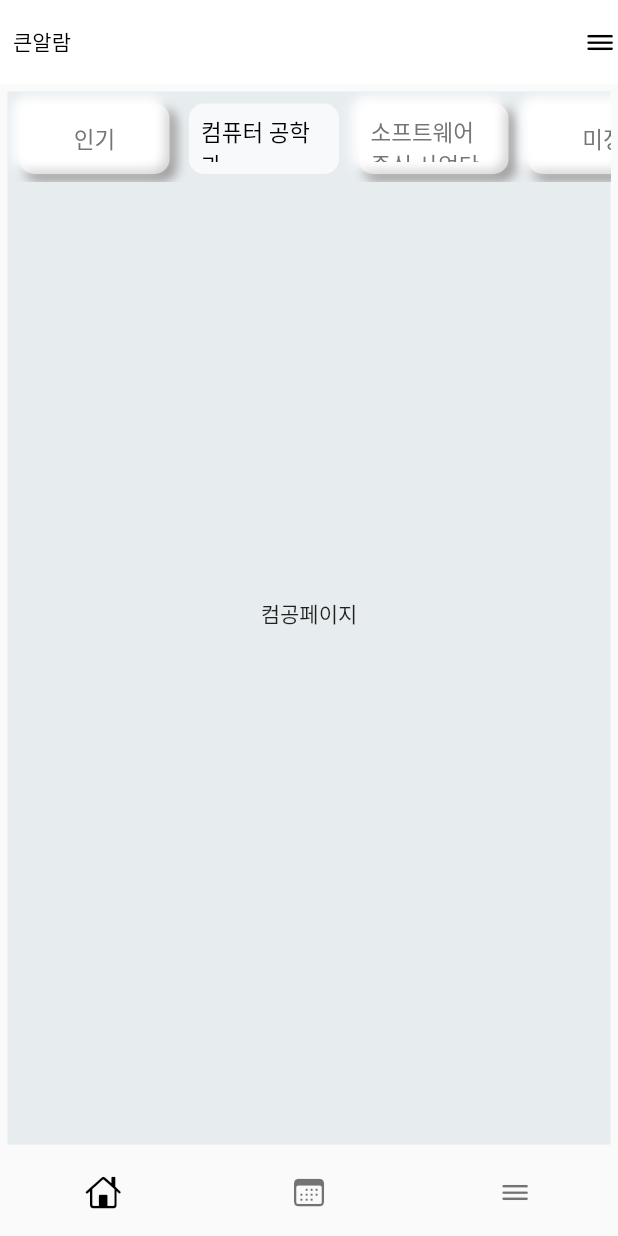
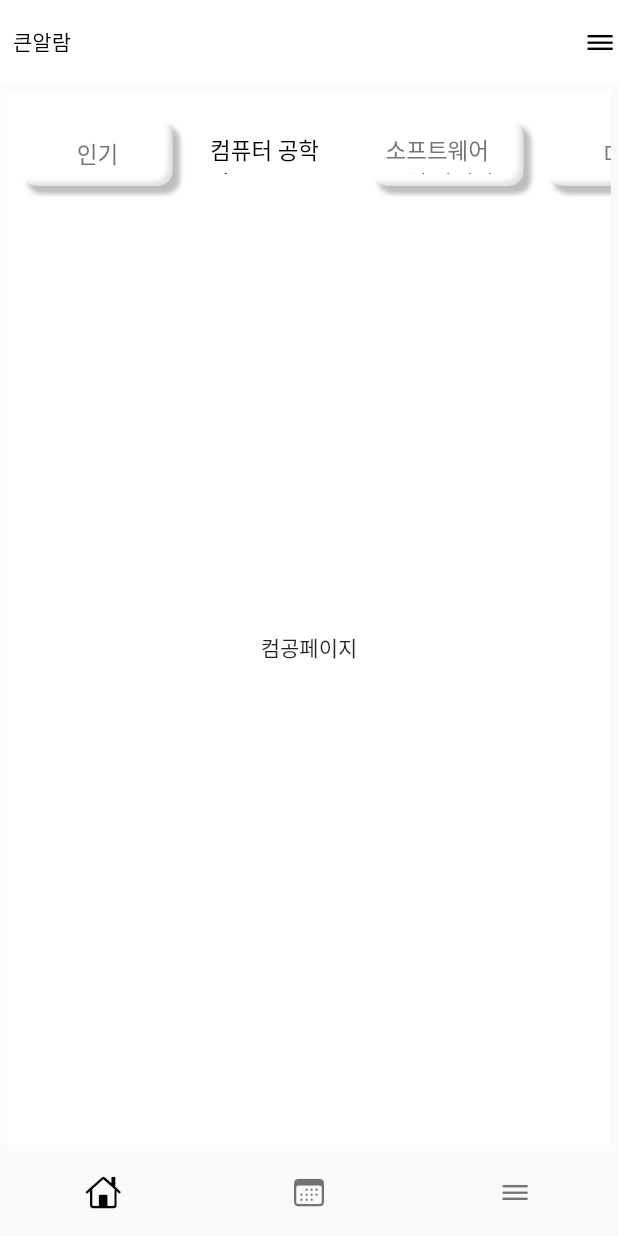
Before and after one commit to Hyunjiiing/OSS-TeamProject, a Flutter app: the screen it shows after launch, after a tap on "컴퓨터 공학과", on a phone screen of 412 x 824 dp. Run offline on Flutter 3.47's test engine with Material 2 defaults, Android fonts, the phone set to English and light mode, and no system bars; our stand-ins replace cloud_firestore, firebase_core, firebase_messaging, flutter_neumorphic, get; accounts and stored records are empty.

Commit message:
neumorphism UI 수정

```diff
--- a/troymerai/flutter UI/prototype/keunalarm/lib/src/components/tabmenu.dart
+++ b/troymerai/flutter UI/prototype/keunalarm/lib/src/components/tabmenu.dart
@@ -120,13 +120,20 @@ class _tabMenuState extends State<tabMenu> with TickerProviderStateMixin {
   @override
   Widget build(BuildContext context) {
     return Container(
-      color: const Color(0xFFE7ECEF),
+      color: Colors.white,
       margin: const EdgeInsets.all(5),
       width: double.infinity,
       height: double.infinity,
       child: Column(
         children: [
-          SizedBox(
+          Container(
+            width: double.infinity,
+            height: 10,
+            color: Colors.white,
+            //Color(0xFFE7ECEF),
+          ),
+          Container(
+            color: Colors.white,
             height: 60,
             width: double.infinity,
             child: ListView.builder(
@@ -140,7 +147,6 @@ class _tabMenuState extends State<tabMenu> with TickerProviderStateMixin {
                     setState(
                       () {
                         current = index;
-
                         isPressed = !isPressed;
                       },
                     );
@@ -149,25 +155,25 @@ class _tabMenuState extends State<tabMenu> with TickerProviderStateMixin {
                     duration: const Duration(
                       milliseconds: 200,
                     ),
-                    margin: EdgeInsets.fromLTRB(8, 8, 5, 5),
+                    margin: EdgeInsets.fromLTRB(10, 10, 7, 7),
                     width: 100,
                     height: 45,
                     decoration: BoxDecoration(
-                      color: current == index ? Colors.white70 : Colors.white54,
+                      color: current == index ? Colors.white : Colors.white54,
                       borderRadius: BorderRadius.circular(10),
                       boxShadow: current == index
                           ? null
                           : [
                               BoxShadow(
-                                color: Colors.grey,
+                                color: Colors.grey[400]!,
                                 offset: Offset(4, 4),
-                                blurRadius: 5,
+                                blurRadius: 2,
                                 spreadRadius: 1,
                               ),
                               BoxShadow(
                                 color: Colors.white,
                                 offset: Offset(-4, -4),
-                                blurRadius: 5,
+                                blurRadius: 2,
                                 spreadRadius: 1,
                               ),
                             ],
@@ -195,7 +201,7 @@ class _tabMenuState extends State<tabMenu> with TickerProviderStateMixin {
             children: [
               Container(
                 width: MediaQuery.of(context).size.width,
-                height: MediaQuery.of(context).size.height * 0.7,
+                height: MediaQuery.of(context).size.height * 0.73,
                 child: Column(
                   mainAxisAlignment: MainAxisAlignment.center,
                   children: [
```
Also changed, not shown: troymerai/flutter UI/prototype/keunalarm/lib/src/components/firestore_event.dart (+25 -6 lines).
